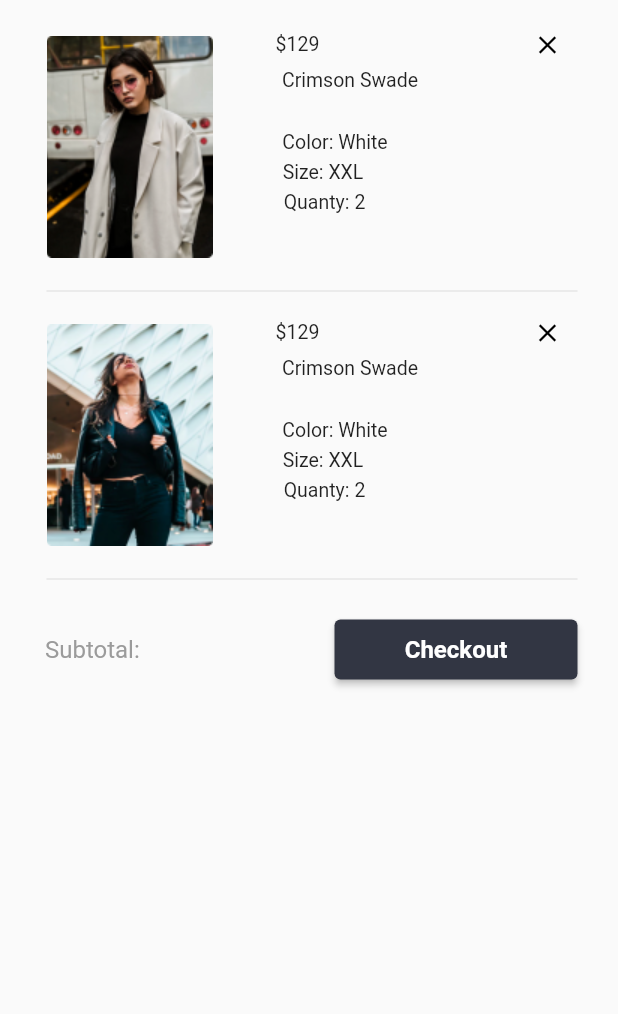
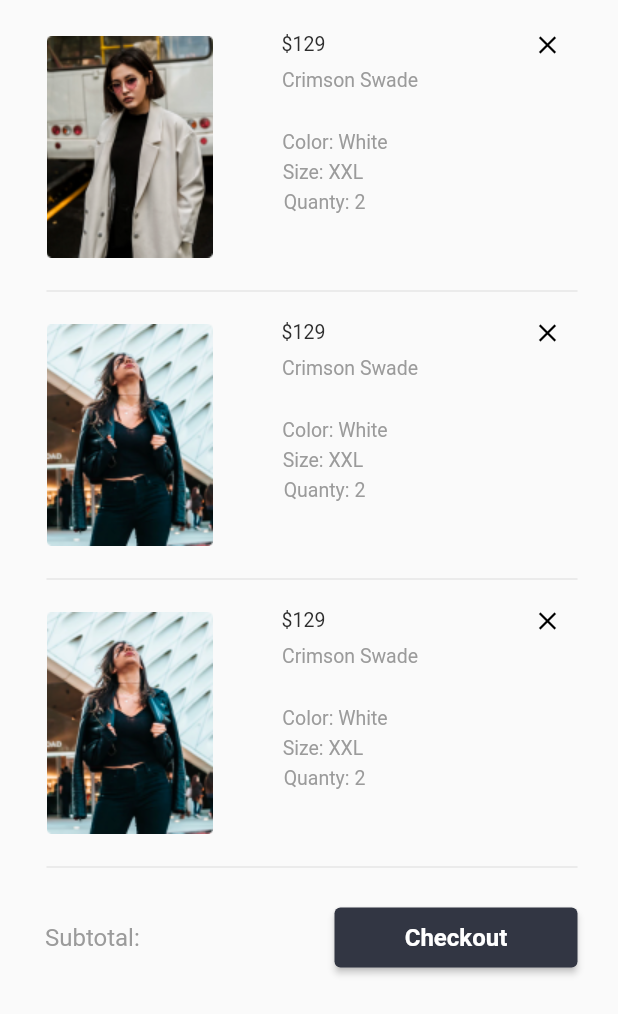
Before and after one commit to titandiaz/marketplace-flutter, a Flutter app: the CartPage screen opened by its route, after a tap on the "close" icon, on a phone screen of 412 x 824 dp. Shown: the top 1014 px of the screen. Run offline on Flutter 3.47's test engine with Material 2 defaults, Android fonts, the phone set to English and light mode, and no system bars; our stand-ins replace firebase_auth, flutter_swiper; accounts and stored records are empty; Roboto replaces fonts that are missing (SF Pro Display).

```diff
--- a/assets/data-profile.json
+++ b/assets/data-profile.json
@@ -68,6 +68,46 @@
       "color" : "White",
       "size"  : "XXL",
       "quanty": "2"
+    },
+    {
+      "image" : "assets/Group8.png",
+      "price" : "$129",
+      "name"  : "Crimson Swade",
+      "color" : "White",
+      "size"  : "XXL",
+      "quanty": "2"
+    }
+  ],
+  "wishlist" : [
+    {
+      "image" : "assets/Bitmap.png",
+      "name"  : "Beige Blazers",
+      "price"  : "$129"
+    },
+    {
+      "image" : "assets/Bitmap2.png",
+      "name"  : "Crimson Swade",
+      "price"  : "$129"
+    },
+    {
+      "image" : "assets/Bitmap3.png",
+      "name"  : "Denims",
+      "price"  : "$230"
+    },
+    {
+      "image" : "assets/Bitmap4.png",
+      "name"  : "Sweaters",
+      "price"  : "$150"
+    },
+    {
+      "image" : "assets/Bitmap5.png",
+      "name"  : "Beige Blazers",
+      "price"  : "$129"
+    },
+    {
+      "image" : "assets/Bitmap6.png",
+      "name"  : "Beige Blazers",
+      "price"  : "$129"
     }
   ]
 }
--- a/lib/main.dart
+++ b/lib/main.dart
@@ -4,6 +4,7 @@ import 'package:peliculas/src/pages/home_page.dart';
 import 'package:peliculas/src/pages/profile_page.dart';
 import 'package:peliculas/src/pages/signIn.dart';
 import 'package:peliculas/src/pages/signUp.dart';
+import 'package:peliculas/src/pages/wishlist_page.dart';
 
 
 void main() => runApp(MyApp());
@@ -23,6 +24,7 @@ class MyApp extends StatelessWidget {
         'signUp': (BuildContext context) => SignPage(),
         'profile': (BuildContext context) => ProfilePage(user: null,),
         'cart': (BuildContext context) => CartPage(),
+        'wishlist': (BuildContext context) => WishlistPage(),
       },
     );
   }
--- a/lib/src/pages/cart_page.dart
+++ b/lib/src/pages/cart_page.dart
@@ -9,7 +9,6 @@ class CartPage extends StatefulWidget {
 }
 
 class _CartPageState extends State<CartPage> {
-  int index = 1;
   @override
   Widget build(BuildContext context) {
     return Scaffold(
@@ -24,7 +23,6 @@ class _CartPageState extends State<CartPage> {
       future: menuProviderP.cargarDataP(),
       initialData: [],
       builder: ( context, AsyncSnapshot<List<dynamic>> snapshot ) {
-
         return ListView(
           children: <Widget>[
             Column( children: _listaItemsP(snapshot.data)),
@@ -70,7 +68,6 @@ class _CartPageState extends State<CartPage> {
             ),
           ],
         );
-
       },
     );
   }
@@ -83,23 +80,17 @@ class _CartPageState extends State<CartPage> {
       final widgetTempP = Container(
         padding: EdgeInsets.only(right: 27, left: 31.0),
         transform: Matrix4.translationValues(0.0, 10.0, 0.0),
-        // color: Colors.red,
         child: Container(
-          // padding: EdgeInsets.only(top: 10),
-          // color: Colors.blue,
           child: Column(
             children: <Widget>[
               Container(
                 padding: EdgeInsets.only(right: 27, left: 31.0, top: 5, bottom: 5),
-                // color: Colors.red,
               ),
               ListTile(
                 title: Row(
-                  // mainAxisAlignment: MainAxisAlignment.spaceBetween,
                   children: <Widget>[
                     Container(
                       transform: Matrix4.translationValues(-16.0, -0.0, 0.0),
-                      // color: Colors.yellow,
                       width: 111,
                       height: 148,
                       child: new Image.asset( opt['image'],
@@ -110,12 +101,12 @@ class _CartPageState extends State<CartPage> {
                     Column(
                       children: <Widget>[
                         Container(
-                          // color: Colors.yellow,
                           padding: EdgeInsets.only(bottom: 7),
-                          transform: Matrix4.translationValues(-5.0, -17.0, 0.0),
+                          transform: Matrix4.translationValues(-1.0, -17.0, 0.0),
                           child: Text( opt['price'],
                             style: TextStyle(
                               fontSize: 13,
+                              color: Color(0xFF2D2D2D),
                             ),
                           )
                         ),
@@ -125,6 +116,7 @@ class _CartPageState extends State<CartPage> {
                           child: Text( opt['name'],
                             style: TextStyle(
                               fontSize: 13,
+                              color: Color(0xFF9B9B9B),
                             ),
                           )
                         ),
@@ -134,6 +126,7 @@ class _CartPageState extends State<CartPage> {
                           child: Text('Color: ' +  opt['color'],
                             style: TextStyle(
                               fontSize: 13,
+                              color: Color(0xFF9B9B9B),
                             ),
                           )
                         ),
@@ -143,6 +136,7 @@ class _CartPageState extends State<CartPage> {
                           child: Text('Size: ' + opt['size'],
                             style: TextStyle(
                               fontSize: 13,
+                              color: Color(0xFF9B9B9B),
                             ),
                           )
                         ),
@@ -152,6 +146,7 @@ class _CartPageState extends State<CartPage> {
                           child: Text('Quanty: ' +  opt['quanty'],
                             style: TextStyle(
                               fontSize: 13,
+                              color: Color(0xFF9B9B9B),
                             ),
                           )
                         ),
@@ -165,7 +160,7 @@ class _CartPageState extends State<CartPage> {
                     child: IconButton(
                       icon: Icon(Icons.close, color: Colors.black, size: 20,),
                       onPressed: () {
-                      print('object');
+                        print('prueba');
                       },
                     ),
                   ),
@@ -173,13 +168,11 @@ class _CartPageState extends State<CartPage> {
               ),
               Container(
                 padding: EdgeInsets.only(right: 27, left: 31.0, top: 5, bottom: 5),
-                // color: Colors.red,
               ),
               Divider(),
             ],
           ),
         ),
-
       );
       opcionesP..add( widgetTempP);
     });
--- a/lib/src/pages/home_page.dart
+++ b/lib/src/pages/home_page.dart
@@ -1,6 +1,7 @@
 import 'package:flutter/material.dart';
 import 'package:peliculas/src/pages/cart_page.dart';
 import 'package:peliculas/src/pages/profile_page.dart';
+import 'package:peliculas/src/pages/wishlist_page.dart';
 import 'package:peliculas/src/providers/productos_provider.dart';
 import 'package:peliculas/src/widgets/banner_swiper_widget.dart';
 import 'package:peliculas/src/widgets/productos_horizontal.dart';
@@ -81,6 +82,7 @@ class _HomePageState extends State<HomePage> {
         ),
       );
       case 1 : return CartPage();
+      case 2 : return WishlistPage();
       case 3 : return ProfilePage(user: widget.user);
 
       default: return Center(
```
Also changed, not shown: lib/src/pages/wishlist_page.dart (added, +103 -0 lines), lib/src/providers/menu_provider.dart (+9 -18 lines), assets/Bitmap.png (added), assets/Bitmap2.png (added), assets/Bitmap3.png (added), assets/Bitmap4.png (added), assets/Bitmap5.png (added), assets/Bitmap6.png (added). Lines whose indentation alone changed are shown as unchanged.
